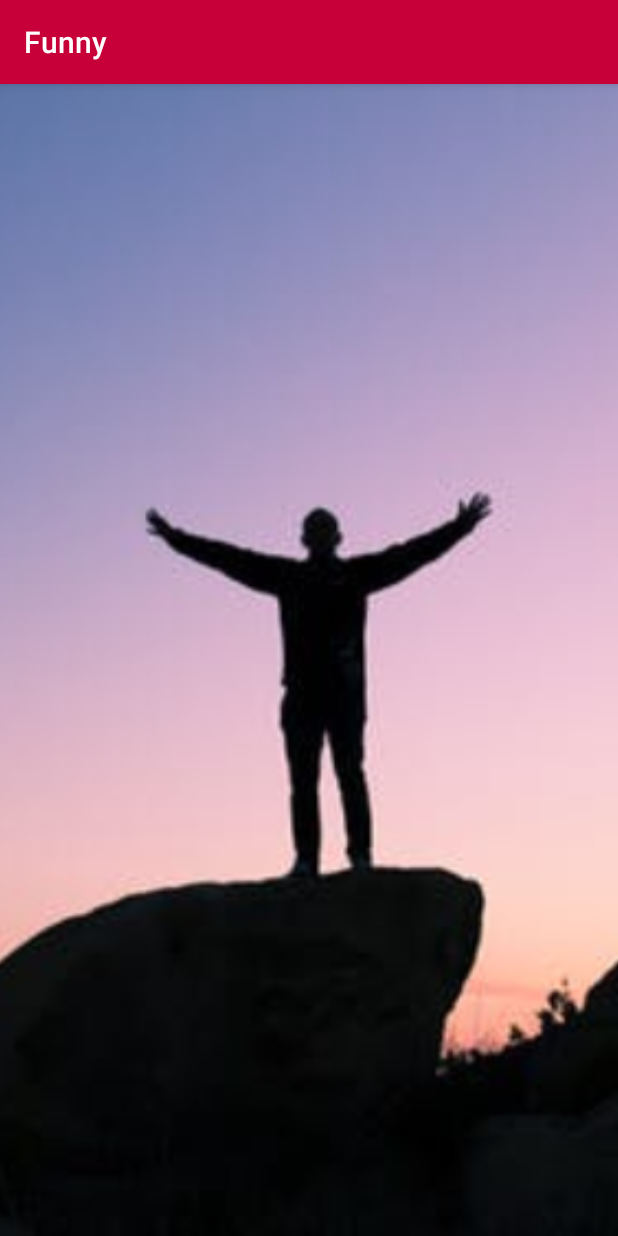
After one commit to Musab36/QuoteHub, an Android app: the FunnyActivity screen opened directly, with no data from a screen before it, on a phone screen of 412 x 824 dp. The commit adds this screen. Run offline under Robolectric (Android 15) with nearby library versions, the phone set to English and light mode, and no system bars; our stand-ins replace ButterKnife, Firebase (no records; nobody signed in at launch, a user with empty details on screens opened directly); Roboto replaces fonts that are not available here.

Commit message:
Retrieved funny quotes from Firebase

```diff
--- a/app/src/main/AndroidManifest.xml
+++ b/app/src/main/AndroidManifest.xml
@@ -44,6 +44,11 @@
                 android:name="android.support.PARENT_ACTIVITY"
                 android:value=".ui.MainActivity" />
         </activity>
+        <activity android:name=".ui.FunnyActivity">
+            <meta-data
+                android:name="android.support.PARENT_ACTIVITY"
+                android:value=".ui.MainActivity" />
+        </activity>
     </application>
 
 </manifest>
--- a/app/src/main/java/com/salajim/musab/quotehub/fragments/HomeFragment.java
+++ b/app/src/main/java/com/salajim/musab/quotehub/fragments/HomeFragment.java
@@ -11,6 +11,7 @@ import android.view.ViewGroup;
 import android.widget.TextView;
 
 import com.salajim.musab.quotehub.R;
+import com.salajim.musab.quotehub.ui.FunnyActivity;
 import com.salajim.musab.quotehub.ui.InspirationActivity;
 import com.salajim.musab.quotehub.ui.LifeActivity;
 import com.salajim.musab.quotehub.ui.LoveActivity;
@@ -57,6 +58,7 @@ public class HomeFragment extends Fragment {
         mPositive.setTypeface(fonts);
         mHope.setTypeface(fonts);
 
+        // OnClick Listeners
         mInspiration.setOnClickListener(new View.OnClickListener() {
             @Override
             public void onClick(View view) {
@@ -81,6 +83,14 @@ public class HomeFragment extends Fragment {
             }
         });
 
+        mFunny.setOnClickListener(new View.OnClickListener() {
+            @Override
+            public void onClick(View view) {
+                Intent intent = new Intent(getActivity(), FunnyActivity.class);
+                startActivity(intent);
+            }
+        });
+
         return view;
     }
 
--- /dev/null
+++ b/app/src/main/java/com/salajim/musab/quotehub/ui/FunnyActivity.java
@@ -0,0 +1,62 @@
+package com.salajim.musab.quotehub.ui;
+
+import android.os.Bundle;
+import android.support.v4.view.ViewPager;
+import android.support.v7.app.ActionBar;
+import android.support.v7.app.AppCompatActivity;
+
+import com.google.firebase.database.DataSnapshot;
+import com.google.firebase.database.DatabaseError;
+import com.google.firebase.database.DatabaseReference;
+import com.google.firebase.database.FirebaseDatabase;
+import com.google.firebase.database.ValueEventListener;
+import com.salajim.musab.quotehub.R;
+import com.salajim.musab.quotehub.adapters.QuotePagerAdapter;
+import com.salajim.musab.quotehub.models.Quote;
+
+import java.util.ArrayList;
+
+import butterknife.Bind;
+import butterknife.ButterKnife;
+
+public class FunnyActivity extends AppCompatActivity {
+    public static final String TAG = FunnyActivity.class.getName();
+    @Bind(R.id.viewPager) ViewPager mViewPager;
+    private QuotePagerAdapter mAdapter;
+    private ArrayList<Quote> mQuote = new ArrayList<>();
+
+    FirebaseDatabase database;
+    DatabaseReference mRef;
+
+    ActionBar toolbar;
+
+    @Override
+    protected void onCreate(Bundle savedInstanceState) {
+        super.onCreate(savedInstanceState);
+        setContentView(R.layout.activity_funny);
+        ButterKnife.bind(this);
+
+        toolbar = getSupportActionBar();
+        toolbar.setTitle("Funny");
+
+        database = FirebaseDatabase.getInstance();
+        mRef = database.getReference("funny");
+
+        mRef.addValueEventListener(new ValueEventListener() {
+            @Override
+            public void onDataChange(DataSnapshot dataSnapshot) {
+                for(DataSnapshot dataSnapshot1 : dataSnapshot.getChildren()) {
+                    mQuote.add(dataSnapshot1.getValue(Quote.class));
+                }
+
+                mAdapter = new QuotePagerAdapter(getSupportFragmentManager(), mQuote);
+                mViewPager.setAdapter(mAdapter);
+            }
+
+            @Override
+            public void onCancelled(DatabaseError databaseError) {
+
+            }
+        });
+    }
+}
--- /dev/null
+++ b/app/src/main/res/layout/activity_funny.xml
@@ -0,0 +1,22 @@
+<?xml version="1.0" encoding="utf-8"?>
+<RelativeLayout xmlns:android="http://schemas.android.com/apk/res/android"
+    xmlns:app="http://schemas.android.com/apk/res-auto"
+    xmlns:tools="http://schemas.android.com/tools"
+    android:layout_width="match_parent"
+    android:layout_height="match_parent"
+    tools:context="com.salajim.musab.quotehub.ui.FunnyActivity">
+
+    <ImageView
+        android:id="@+id/imageView"
+        android:layout_width="wrap_content"
+        android:layout_height="match_parent"
+        android:scaleType="centerCrop"
+        app:srcCompat="@drawable/success" />
+
+    <android.support.v4.view.ViewPager
+        android:id="@+id/viewPager"
+        android:layout_width="match_parent"
+        android:layout_height="match_parent" >
+
+    </android.support.v4.view.ViewPager>
+</RelativeLayout>
```
